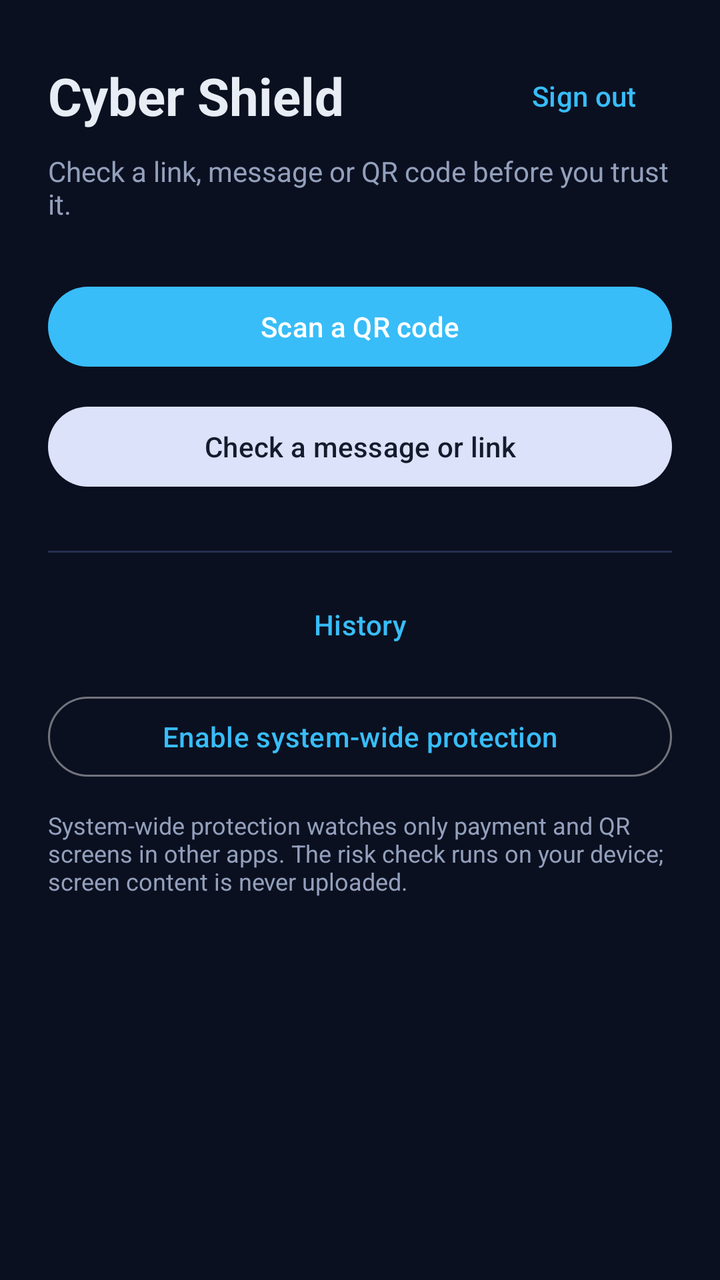
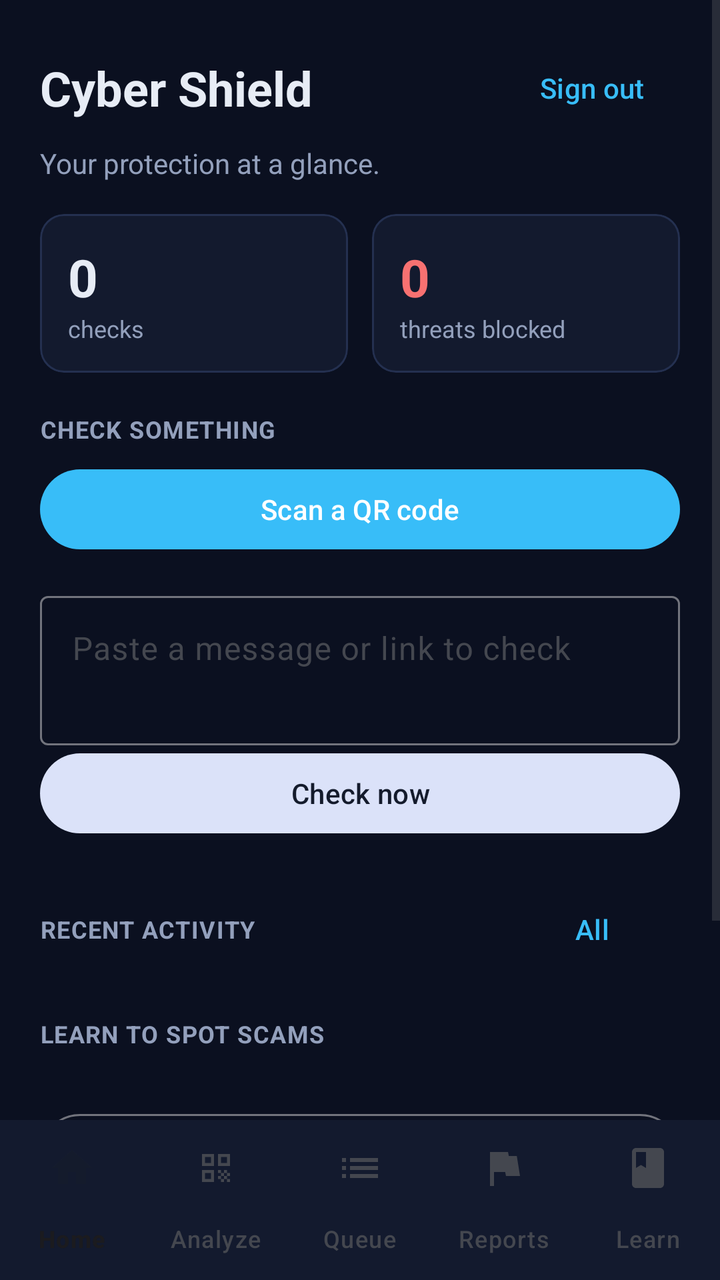

Screens rendered from an Android XML layout before and after an edit, with the pre-edit source and the edit as a unified diff.
<!-- AndroidManifest.xml: application theme Theme.CyberShield -->
<!-- res/layout/activity_main.xml -->
<?xml version="1.0" encoding="utf-8"?>
<ScrollView xmlns:android="http://schemas.android.com/apk/res/android"
    android:layout_width="match_parent"
    android:layout_height="match_parent"
    android:fillViewport="true">

    <LinearLayout
        android:id="@+id/content"
        android:layout_width="match_parent"
        android:layout_height="wrap_content"
        android:orientation="vertical"
        android:padding="24dp">

        <LinearLayout
            android:layout_width="match_parent"
            android:layout_height="wrap_content"
            android:orientation="horizontal"
            android:gravity="center_vertical">

            <TextView
                android:layout_width="0dp"
                android:layout_height="wrap_content"
                android:layout_weight="1"
                android:text="@string/app_name"
                android:textColor="@color/text"
                android:textSize="26sp"
                android:textStyle="bold" />

            <com.google.android.material.button.MaterialButton
                android:id="@+id/btnSignOut"
                style="@style/Widget.Material3.Button.TextButton"
                android:layout_width="wrap_content"
                android:layout_height="wrap_content"
                android:text="Sign out" />
        </LinearLayout>

        <TextView
            android:layout_width="match_parent"
            android:layout_height="wrap_content"
            android:layout_marginTop="4dp"
            android:text="Check a link, message or QR code before you trust it."
            android:textColor="@color/muted" />

        <com.google.android.material.button.MaterialButton
            android:id="@+id/btnScanQr"
            style="@style/Widget.Material3.Button"
            android:layout_width="match_parent"
            android:layout_height="wrap_content"
            android:layout_marginTop="28dp"
            android:text="@string/scan_qr" />

        <com.google.android.material.button.MaterialButton
            android:id="@+id/btnCheckText"
            style="@style/Widget.Material3.Button.TonalButton"
            android:layout_width="match_parent"
            android:layout_height="wrap_content"
            android:layout_marginTop="12dp"
            android:text="@string/paste_check" />

        <com.google.android.material.textfield.TextInputLayout
            android:id="@+id/inputLayout"
            android:layout_width="match_parent"
            android:layout_height="wrap_content"
            android:layout_marginTop="12dp"
            android:hint="Paste a message or link here"
            android:visibility="gone">

            <com.google.android.material.textfield.TextInputEditText
                android:id="@+id/editText"
                android:layout_width="match_parent"
                android:layout_height="wrap_content"
                android:minLines="3"
                android:gravity="top" />
        </com.google.android.material.textfield.TextInputLayout>

        <com.google.android.material.button.MaterialButton
            android:id="@+id/btnAnalyze"
            style="@style/Widget.Material3.Button"
            android:layout_width="match_parent"
            android:layout_height="wrap_content"
            android:layout_marginTop="8dp"
            android:text="Check now"
            android:visibility="gone" />

        <View
            android:layout_width="match_parent"
            android:layout_height="1dp"
            android:layout_marginTop="28dp"
            android:background="@color/edge" />

        <com.google.android.material.button.MaterialButton
            android:id="@+id/btnHistory"
            style="@style/Widget.Material3.Button.TextButton"
            android:layout_width="match_parent"
            android:layout_height="wrap_content"
            android:layout_marginTop="12dp"
            android:text="@string/history" />

        <com.google.android.material.button.MaterialButton
            android:id="@+id/btnProtection"
            style="@style/Widget.Material3.Button.OutlinedButton"
            android:layout_width="match_parent"
            android:layout_height="wrap_content"
            android:layout_marginTop="8dp"
            android:text="@string/enable_protection" />

        <TextView
            android:layout_width="match_parent"
            android:layout_height="wrap_content"
            android:layout_marginTop="12dp"
            android:text="System-wide protection watches only payment and QR screens in other apps. The risk check runs on your device; screen content is never uploaded."
            android:textColor="@color/muted"
            android:textSize="12sp" />

    </LinearLayout>
</ScrollView>
<!-- resources referenced by this layout -->
<resources>
  <color name="edge">#243050</color>
  <color name="muted">#93A0BC</color>
  <color name="text">#E7ECF5</color>
  <string name="app_name">Cyber Shield</string>
  <string name="enable_protection">Enable system-wide protection</string>
  <string name="history">History</string>
  <string name="paste_check">Check a message or link</string>
  <string name="scan_qr">Scan a QR code</string>
  <style name="Theme.CyberShield" parent="Theme.Material3.DynamicColors.DayNight">
          <item name="colorPrimary">@color/sky</item>
          <item name="android:colorBackground">@color/ink</item>
          <item name="android:windowBackground">@color/ink</item>
          <item name="android:statusBarColor">@color/ink</item>
          <item name="android:navigationBarColor">@color/ink</item>
      </style>
  <color name="sky">#38BDF8</color>
  <color name="ink">#0B1020</color>
</resources>

<!-- the commit's change to res/layout/activity_main.xml (unified diff, before → after) -->
@@ -1,116 +1,209 @@
 <?xml version="1.0" encoding="utf-8"?>
-<ScrollView xmlns:android="http://schemas.android.com/apk/res/android"
+<FrameLayout xmlns:android="http://schemas.android.com/apk/res/android"
+    xmlns:app="http://schemas.android.com/apk/res-auto"
     android:layout_width="match_parent"
-    android:layout_height="match_parent"
-    android:fillViewport="true">
+    android:layout_height="match_parent">
 
     <LinearLayout
-        android:id="@+id/content"
         android:layout_width="match_parent"
-        android:layout_height="wrap_content"
-        android:orientation="vertical"
-        android:padding="24dp">
-
-        <LinearLayout
+        android:layout_height="match_parent"
+        android:orientation="vertical">
+
+        <ScrollView
+            android:id="@+id/scroll"
+            android:layout_width="match_parent"
+            android:layout_height="0dp"
+            android:layout_weight="1"
+            android:fillViewport="true">
+
+            <LinearLayout
+                android:id="@+id/content"
+                android:layout_width="match_parent"
+                android:layout_height="wrap_content"
+                android:orientation="vertical"
+                android:padding="20dp">
+
+                <LinearLayout
+                    android:layout_width="match_parent"
+                    android:layout_height="wrap_content"
+                    android:orientation="horizontal"
+                    android:gravity="center_vertical">
+
+                    <TextView
+                        android:layout_width="0dp"
+                        android:layout_height="wrap_content"
+                        android:layout_weight="1"
+                        android:text="Cyber Shield"
+                        android:textColor="@color/text"
+                        android:textSize="24sp"
+                        android:textStyle="bold" />
+
+                    <com.google.android.material.button.MaterialButton
+                        android:id="@+id/btnSignOut"
+                        style="@style/Widget.Material3.Button.TextButton"
+                        android:layout_width="wrap_content"
+                        android:layout_height="wrap_content"
+                        android:text="Sign out" />
+                </LinearLayout>
+
+                <TextView
+                    android:id="@+id/greeting"
+                    android:layout_width="match_parent"
+                    android:layout_height="wrap_content"
+                    android:layout_marginTop="4dp"
+                    android:textColor="@color/muted"
+                    android:text="Your protection at a glance." />
+
+                <LinearLayout
+                    android:layout_width="match_parent"
+                    android:layout_height="wrap_content"
+                    android:layout_marginTop="16dp"
+                    android:orientation="horizontal"
+                    android:baselineAligned="false">
+
+                    <com.google.android.material.card.MaterialCardView
+                        style="@style/DashCard" android:layout_marginEnd="6dp">
+                        <LinearLayout android:layout_width="match_parent" android:layout_height="wrap_content"
+                            android:orientation="vertical" android:padding="14dp">
+                            <TextView android:id="@+id/statChecks" android:layout_width="wrap_content"
+                                android:layout_height="wrap_content" android:text="0"
+                                android:textColor="@color/text" android:textSize="26sp" android:textStyle="bold" />
+                            <TextView android:layout_width="wrap_content" android:layout_height="wrap_content"
+                                android:text="checks" android:textColor="@color/muted" android:textSize="12sp" />
+                        </LinearLayout>
+                    </com.google.android.material.card.MaterialCardView>
+
+                    <com.google.android.material.card.MaterialCardView
+                        style="@style/DashCard" android:layout_marginStart="6dp">
+                        <LinearLayout android:layout_width="match_parent" android:layout_height="wrap_content"
+                            android:orientation="vertical" android:padding="14dp">
+                            <TextView android:id="@+id/statThreats" android:layout_width="wrap_content"
+                                android:layout_height="wrap_content" android:text="0"
+                                android:textColor="@color/risk_malicious" android:textSize="26sp" android:textStyle="bold" />
+                            <TextView android:layout_width="wrap_content" android:layout_height="wrap_content"
+                                android:text="threats blocked" android:textColor="@color/muted" android:textSize="12sp" />
+                        </LinearLayout>
+                    </com.google.android.material.card.MaterialCardView>
+                </LinearLayout>
+
+                <TextView style="@style/DashHeading" android:text="Check something" />
+
+                <com.google.android.material.button.MaterialButton
+                    android:id="@+id/btnScanQr"
+                    style="@style/Widget.Material3.Button"
+                    android:layout_width="match_parent"
+                    android:layout_height="wrap_content"
+                    android:layout_marginTop="8dp"
+                    android:text="@string/scan_qr" />
+
+                <com.google.android.material.textfield.TextInputLayout
+                    android:id="@+id/inputLayout"
+                    style="@style/AuthField"
+                    android:hint="Paste a message or link to check">
+                    <com.google.android.material.textfield.TextInputEditText
+                        android:id="@+id/editText"
+                        android:layout_width="match_parent"
+                        android:layout_height="wrap_content"
+                        android:minLines="2" android:gravity="top" />
+                </com.google.android.material.textfield.TextInputLayout>
+
+                <com.google.android.material.button.MaterialButton
+                    android:id="@+id/btnAnalyze"
+                    style="@style/Widget.Material3.Button.TonalButton"
+                    android:layout_width="match_parent"
+                    android:layout_height="wrap_content"
+                    android:text="Check now" />
+
+                <LinearLayout
+                    android:layout_width="match_parent"
+                    android:layout_height="wrap_content"
+                    android:orientation="horizontal"
+                    android:gravity="center_vertical"
+                    android:layout_marginTop="20dp">
+                    <TextView style="@style/DashHeading" android:layout_width="0dp"
+                        android:layout_weight="1" android:layout_marginTop="0dp" android:text="Recent activity" />
+                    <com.google.android.material.button.MaterialButton
+                        android:id="@+id/btnAllHistory"
+                        style="@style/Widget.Material3.Button.TextButton"
+                        android:layout_width="wrap_content" android:layout_height="wrap_content"
+                        android:text="All" />
+                </LinearLayout>
+
+                <TextView
+                    android:id="@+id/recentEmpty"
+                    android:layout_width="match_parent"
+                    android:layout_height="wrap_content"
+                    android:text="Nothing checked yet."
+                    android:textColor="@color/muted"
+                    android:visibility="gone" />
+
+                <androidx.recyclerview.widget.RecyclerView
+                    android:id="@+id/recent"
+                    android:layout_width="match_parent"
+                    android:layout_height="wrap_content"
+                    android:nestedScrollingEnabled="false" />
+
+                <TextView style="@style/DashHeading" android:text="Learn to spot scams" />
+
+                <androidx.recyclerview.widget.RecyclerView
+                    android:id="@+id/education"
+                    android:layout_width="match_parent"
+                    android:layout_height="wrap_content"
+                    android:layout_marginTop="8dp"
+                    android:nestedScrollingEnabled="false" />
+
+                <com.google.android.material.button.MaterialButton
+                    android:id="@+id/btnProtection"
+                    style="@style/Widget.Material3.Button.OutlinedButton"
+                    android:layout_width="match_parent"
+                    android:layout_height="wrap_content"
+                    android:layout_marginTop="20dp"
+                    android:text="@string/enable_protection" />
+
+                <com.google.android.material.materialswitch.MaterialSwitch
+                    android:id="@+id/swBiometric"
+                    android:layout_width="match_parent"
+                    android:layout_height="wrap_content"
+                    android:layout_marginTop="12dp"
+                    android:text="Require fingerprint / face unlock"
+                    android:textColor="@color/text" />
+
+            </LinearLayout>
+        </ScrollView>
+
+        <com.google.android.material.bottomnavigation.BottomNavigationView
+            android:id="@+id/bottomNav"
             android:layout_width="match_parent"
             android:layout_height="wrap_content"
-            android:orientation="horizontal"
-            android:gravity="center_vertical">
-
-            <TextView
-                android:layout_width="0dp"
-                android:layout_height="wrap_content"
-                android:layout_weight="1"
-                android:text="@string/app_name"
-                android:textColor="@color/text"
-                android:textSize="26sp"
-                android:textStyle="bold" />
-
-            <com.google.android.material.button.MaterialButton
-                android:id="@+id/btnSignOut"
-                style="@style/Widget.Material3.Button.TextButton"
-                android:layout_width="wrap_content"
-                android:layout_height="wrap_content"
-                android:text="Sign out" />
-        </LinearLayout>
-
-        <TextView
-            android:layout_width="match_parent"
-            android:layout_height="wrap_content"
-            android:layout_marginTop="4dp"
-            android:text="Check a link, message or QR code before you trust it."
-            android:textColor="@color/muted" />
-
-        <com.google.android.material.button.MaterialButton
-            android:id="@+id/btnScanQr"
-            style="@style/Widget.Material3.Button"
-            android:layout_width="match_parent"
-            android:layout_height="wrap_content"
-            android:layout_marginTop="28dp"
-            android:text="@string/scan_qr" />
-
-        <com.google.android.material.button.MaterialButton
-            android:id="@+id/btnCheckText"
-            style="@style/Widget.Material3.Button.TonalButton"
-            android:layout_width="match_parent"
-            android:layout_height="wrap_content"
-            android:layout_marginTop="12dp"
-            android:text="@string/paste_check" />
-
-        <com.google.android.material.textfield.TextInputLayout
-            android:id="@+id/inputLayout"
-            android:layout_width="match_parent"
-            android:layout_height="wrap_content"
-            android:layout_marginTop="12dp"
-            android:hint="Paste a message or link here"
-            android:visibility="gone">
-
-            <com.google.android.material.textfield.TextInputEditText
-                android:id="@+id/editText"
-                android:layout_width="match_parent"
-                android:layout_height="wrap_content"
-                android:minLines="3"
-                android:gravity="top" />
-        </com.google.android.material.textfield.TextInputLayout>
-
-        <com.google.android.material.button.MaterialButton
-            android:id="@+id/btnAnalyze"
-            style="@style/Widget.Material3.Button"
-            android:layout_width="match_parent"
-            android:layout_height="wrap_content"
-            android:layout_marginTop="8dp"
-            android:text="Check now"
-            android:visibility="gone" />
-
-        <View
-            android:layout_width="match_parent"
-            android:layout_height="1dp"
-            android:layout_marginTop="28dp"
-            android:background="@color/edge" />
-
-        <com.google.android.material.button.MaterialButton
-            android:id="@+id/btnHistory"
-            style="@style/Widget.Material3.Button.TextButton"
-            android:layout_width="match_parent"
-            android:layout_height="wrap_content"
-            android:layout_marginTop="12dp"
-            android:text="@string/history" />
-
-        <com.google.android.material.button.MaterialButton
-            android:id="@+id/btnProtection"
-            style="@style/Widget.Material3.Button.OutlinedButton"
-            android:layout_width="match_parent"
-            android:layout_height="wrap_content"
-            android:layout_marginTop="8dp"
-            android:text="@string/enable_protection" />
-
-        <TextView
-            android:layout_width="match_parent"
-            android:layout_height="wrap_content"
-            android:layout_marginTop="12dp"
-            android:text="System-wide protection watches only payment and QR screens in other apps. The risk check runs on your device; screen content is never uploaded."
-            android:textColor="@color/muted"
-            android:textSize="12sp" />
-
+            app:menu="@menu/bottom_nav"
+            app:labelVisibilityMode="labeled"
+            android:background="@color/panel" />
     </LinearLayout>
-</ScrollView>
+
+    <LinearLayout
+        android:id="@+id/lockOverlay"
+        android:layout_width="match_parent"
+        android:layout_height="match_parent"
+        android:background="@color/ink"
+        android:gravity="center"
+        android:orientation="vertical"
+        android:padding="32dp"
+        android:visibility="gone">
+
+        <TextView android:layout_width="wrap_content" android:layout_height="wrap_content"
+            android:text="Cyber Shield is locked" android:textColor="@color/text"
+            android:textSize="20sp" android:textStyle="bold" />
+
+        <TextView android:id="@+id/lockMsg" android:layout_width="match_parent"
+            android:layout_height="wrap_content" android:layout_marginTop="8dp" android:gravity="center"
+            android:text="Unlock with your fingerprint or screen lock." android:textColor="@color/muted" />
+
+        <com.google.android.material.button.MaterialButton android:id="@+id/btnUnlock"
+            style="@style/Widget.Material3.Button" android:layout_width="wrap_content"
+            android:layout_height="wrap_content" android:layout_marginTop="20dp" android:text="Unlock" />
+
+        <com.google.android.material.button.MaterialButton android:id="@+id/btnLockSignOut"
+            style="@style/Widget.Material3.Button.TextButton" android:layout_width="wrap_content"
+            android:layout_height="wrap_content" android:text="Sign out instead" />
+    </LinearLayout>
+</FrameLayout>
<!-- resource entries referenced after the edit -->
@@ -1,13 +1,36 @@
 <!-- resources referenced by this layout -->
 <resources>
-  <color name="edge">#243050</color>
+  <color name="ink">#0B1020</color>
   <color name="muted">#93A0BC</color>
+  <color name="panel">#131A2E</color>
+  <color name="risk_malicious">#F87171</color>
   <color name="text">#E7ECF5</color>
-  <string name="app_name">Cyber Shield</string>
   <string name="enable_protection">Enable system-wide protection</string>
-  <string name="history">History</string>
-  <string name="paste_check">Check a message or link</string>
   <string name="scan_qr">Scan a QR code</string>
+  <style name="AuthField" parent="Widget.Material3.TextInputLayout.OutlinedBox">
+          <item name="android:layout_width">match_parent</item>
+          <item name="android:layout_height">wrap_content</item>
+          <item name="android:layout_marginTop">14dp</item>
+      </style>
+  <style name="DashCard" parent="Widget.Material3.CardView.Filled">
+          <item name="android:layout_width">0dp</item>
+          <item name="android:layout_height">wrap_content</item>
+          <item name="android:layout_weight">1</item>
+          <item name="cardBackgroundColor">@color/panel</item>
+          <item name="strokeColor">@color/edge</item>
+          <item name="strokeWidth">1dp</item>
+          <item name="cardCornerRadius">12dp</item>
+      </style>
+  <style name="DashHeading">
+          <item name="android:layout_width">wrap_content</item>
+          <item name="android:layout_height">wrap_content</item>
+          <item name="android:layout_marginTop">20dp</item>
+          <item name="android:textColor">@color/muted</item>
+          <item name="android:textStyle">bold</item>
+          <item name="android:textAllCaps">true</item>
+          <item name="android:textSize">12sp</item>
+          <item name="android:letterSpacing">0.04</item>
+      </style>
   <style name="Theme.CyberShield" parent="Theme.Material3.DynamicColors.DayNight">
           <item name="colorPrimary">@color/sky</item>
           <item name="android:colorBackground">@color/ink</item>
@@ -15,7 +38,7 @@
           <item name="android:statusBarColor">@color/ink</item>
           <item name="android:navigationBarColor">@color/ink</item>
       </style>
+  <color name="edge">#243050</color>
   <color name="sky">#38BDF8</color>
-  <color name="ink">#0B1020</color>
 </resources>
 
